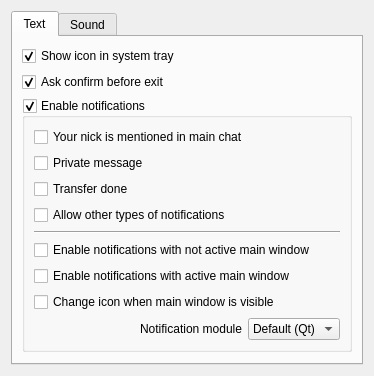
Qt form eiskaltdcpp/ui/UISettingsNotification.ui (eiskaltdcpp/eiskaltdcpp) before a commit.
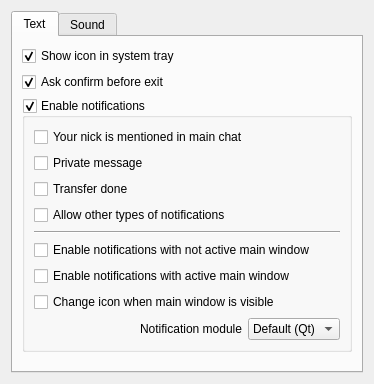
The same form after that commit.

Patch:
```diff
--- a/eiskaltdcpp/ui/UISettingsNotification.ui
+++ b/eiskaltdcpp/ui/UISettingsNotification.ui
@@ -7,7 +7,7 @@
     <x>0</x>
     <y>0</y>
     <width>374</width>
-    <height>356</height>
+    <height>384</height>
    </rect>
   </property>
   <property name="windowTitle">
```
Left out of the diff: 7 changed lines with no effect on the pictures.
